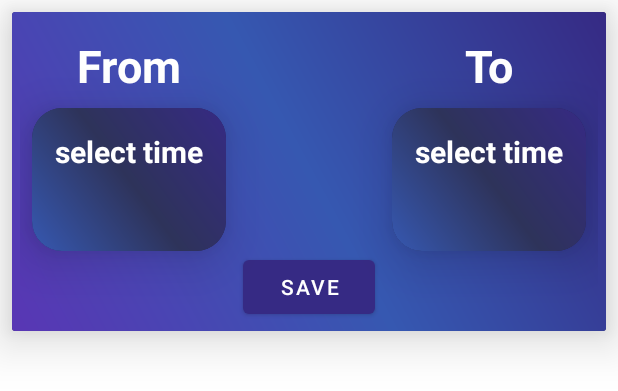
After one commit to Amon3m/WeatherVue-, an Android app: the layout alert_dialog.xml on its own in the app's theme, with its tools: preview values and no code run, on a phone screen of 412 x 824 dp. The commit adds this screen. Shown: the top 391 px of the screen. Run offline under Robolectric (Android 15) with nearby library versions, the phone set to English and light mode, and no system bars.

Commit message:
make part of alerts and make testing

```diff
--- a/app/src/main/java/com/m3/weathervue/favorites/viewmodel/FavoritesViewModel.kt
+++ b/app/src/main/java/com/m3/weathervue/favorites/viewmodel/FavoritesViewModel.kt
@@ -37,7 +37,7 @@ class FavoritesViewModel(private val repoInterface: RepoInterface) : ViewModel()
     init {
         getFavLocations()    }
 
-    private fun getFavLocations() {
+     fun getFavLocations() {
         viewModelScope.launch(Dispatchers.IO) {
             repoInterface.getFavoritesFromDatabase().collect {
                 _favLocations.emit(it)
--- a/app/src/main/java/com/m3/weathervue/model/Repository.kt
+++ b/app/src/main/java/com/m3/weathervue/model/Repository.kt
@@ -3,11 +3,12 @@ package com.m3.weathervue.model
 
 import com.example.productsmvvm.network.RemoteSource
 import com.m3.weathervue.database.ConcreteLocalSource
+import com.m3.weathervue.database.LocalSource
 import kotlinx.coroutines.flow.*
 
 
 class Repository private constructor(
-    var remoteSource: RemoteSource,var concreteLocalSource: ConcreteLocalSource
+    var remoteSource: RemoteSource,var concreteLocalSource: LocalSource
 ) : RepoInterface {
 
 
@@ -15,7 +16,7 @@ class Repository private constructor(
         private var instance: Repository? = null
         fun getInstance(
             remoteSource: RemoteSource,
-            concreteLocalSource: ConcreteLocalSource
+            concreteLocalSource: LocalSource
         ): Repository {
             return instance ?: synchronized(this) {
                 val temp = Repository(remoteSource, concreteLocalSource)
--- /dev/null
+++ b/app/src/main/res/layout/alert_dialog.xml
@@ -0,0 +1,175 @@
+<?xml version="1.0" encoding="utf-8"?>
+
+
+    <androidx.cardview.widget.CardView
+        android:id="@+id/card"
+        xmlns:android="http://schemas.android.com/apk/res/android"
+        xmlns:app="http://schemas.android.com/apk/res-auto"
+        xmlns:tools="http://schemas.android.com/tools"
+        android:layout_width="match_parent"
+        android:layout_height="wrap_content"
+        android:layout_margin="8dp"
+        app:cardBackgroundColor="@color/colorPrimaryVariant"
+
+        app:cardElevation="20dp"
+        app:layout_constraintEnd_toEndOf="parent"
+        app:layout_constraintStart_toStartOf="parent"
+        app:layout_constraintTop_toTopOf="parent">
+
+        <androidx.constraintlayout.widget.ConstraintLayout
+            android:layout_width="match_parent"
+            android:layout_height="wrap_content"
+            android:background="@drawable/linear_background"
+
+            android:padding="5dp">
+
+            <androidx.cardview.widget.CardView
+                android:id="@+id/from_card"
+                android:layout_width="wrap_content"
+                android:layout_height="wrap_content"
+                android:layout_margin="8dp"
+                app:cardBackgroundColor="@color/colorPrimaryVariant"
+                app:cardCornerRadius="20dp"
+                app:cardElevation="20dp"
+                app:layout_constraintStart_toStartOf="parent"
+                app:layout_constraintTop_toBottomOf="@+id/textView3">
+
+                <androidx.constraintlayout.widget.ConstraintLayout
+                    android:layout_width="wrap_content"
+                    android:layout_height="wrap_content"
+                    android:background="@drawable/linear_background2"
+
+                    android:padding="5dp">
+
+                    <TextView
+                        android:id="@+id/from_time"
+                        android:layout_width="wrap_content"
+                        android:layout_height="wrap_content"
+                        android:layout_margin="10dp"
+                        android:text="@string/select_time"
+                        android:textColor="@color/white"
+                        android:textSize="20sp"
+                        android:textStyle="bold"
+                        app:layout_constraintEnd_toEndOf="parent"
+                        app:layout_constraintStart_toStartOf="parent"
+                        app:layout_constraintTop_toTopOf="parent" />
+
+                    <TextView
+                        android:id="@+id/from_date"
+                        android:layout_width="wrap_content"
+                        android:layout_height="wrap_content"
+                        android:layout_margin="10dp"
+
+                        android:layout_marginStart="10dp"
+                        android:layout_marginTop="15dp"
+                        android:layout_marginEnd="10dp"
+                        android:layout_marginBottom="5dp"
+                        android:textColor="@color/white"
+                        android:textSize="20sp"
+                        android:textStyle="bold"
+                        app:layout_constraintBottom_toBottomOf="parent"
+                        app:layout_constraintEnd_toEndOf="parent"
+                        app:layout_constraintStart_toStartOf="parent"
+                        app:layout_constraintTop_toBottomOf="@+id/from_time" />
+
+
+                </androidx.constraintlayout.widget.ConstraintLayout>
+
+            </androidx.cardview.widget.CardView>
+
+            <TextView
+                android:id="@+id/textView3"
+                android:layout_width="wrap_content"
+                android:layout_height="wrap_content"
+
+                android:layout_margin="10dp"
+                android:text="@string/from"
+                android:textColor="@color/white"
+                android:textSize="30sp"
+                android:textStyle="bold"
+                app:layout_constraintEnd_toEndOf="@+id/from_card"
+                app:layout_constraintStart_toStartOf="@+id/from_card"
+                app:layout_constraintTop_toTopOf="parent" />
+
+            <TextView
+                android:id="@+id/textView2"
+                android:layout_width="wrap_content"
+                android:layout_height="wrap_content"
+                android:layout_margin="10dp"
+                android:layout_marginTop="20dp"
+                android:text="@string/to"
+                android:textColor="@color/white"
+                android:textSize="30sp"
+                android:textStyle="bold"
+                app:layout_constraintEnd_toEndOf="@+id/to_card"
+                app:layout_constraintStart_toStartOf="@+id/to_card"
+                app:layout_constraintTop_toTopOf="parent" />
+
+            <androidx.cardview.widget.CardView
+                android:id="@+id/to_card"
+                android:layout_width="wrap_content"
+                android:layout_height="wrap_content"
+                android:layout_margin="8dp"
+                app:cardBackgroundColor="@color/colorPrimaryVariant"
+                app:cardCornerRadius="20dp"
+                app:cardElevation="20dp"
+                app:layout_constraintEnd_toEndOf="parent"
+                app:layout_constraintTop_toBottomOf="@+id/textView2">
+
+                <androidx.constraintlayout.widget.ConstraintLayout
+                    android:layout_width="wrap_content"
+                    android:layout_height="wrap_content"
+                    android:background="@drawable/linear_background2"
+
+                    android:padding="5dp">
+
+                    <TextView
+                        android:id="@+id/to_time"
+                        android:layout_width="wrap_content"
+                        android:layout_height="wrap_content"
+                        android:layout_margin="10dp"
+                        android:text="@string/select_time"
+                        android:textColor="@color/white"
+                        android:textSize="20sp"
+                        android:textStyle="bold"
+                        app:layout_constraintEnd_toEndOf="parent"
+                        app:layout_constraintStart_toStartOf="parent"
+                        app:layout_constraintTop_toTopOf="parent" />
+
+                    <TextView
+                        android:id="@+id/to_date"
+                        android:layout_width="wrap_content"
+                        android:layout_height="wrap_content"
+                        android:layout_margin="10dp"
+
+                        android:layout_marginStart="10dp"
+                        android:layout_marginTop="15dp"
+                        android:layout_marginEnd="10dp"
+                        android:layout_marginBottom="5dp"
+                        android:text=" "
+                        android:textColor="@color/white"
+                        android:textSize="20sp"
+                        android:textStyle="bold"
+                        app:layout_constraintBottom_toBottomOf="parent"
+                        app:layout_constraintEnd_toEndOf="parent"
+                        app:layout_constraintStart_toStartOf="parent"
+                        app:layout_constraintTop_toBottomOf="@+id/to_time" />
+
+
+                </androidx.constraintlayout.widget.ConstraintLayout>
+
+            </androidx.cardview.widget.CardView>
+
+            <Button
+                android:id="@+id/save_button"
+                android:layout_width="wrap_content"
+                android:layout_height="wrap_content"
+                android:text="@string/save"
+                app:layout_constraintBottom_toBottomOf="parent"
+                app:layout_constraintEnd_toEndOf="@+id/to_card"
+                app:layout_constraintStart_toStartOf="@+id/from_card"
+                app:layout_constraintTop_toBottomOf="@+id/from_card" />
+
+        </androidx.constraintlayout.widget.ConstraintLayout>
+
+    </androidx.cardview.widget.CardView>
--- a/app/src/main/res/navigation/nav_graph.xml
+++ b/app/src/main/res/navigation/nav_graph.xml
@@ -49,7 +49,7 @@
     </fragment>
     <fragment
         android:id="@+id/alertsFragment"
-        android:name="com.m3.weathervue.alerts.AlertsFragment"
+        android:name="com.m3.weathervue.alerts.view.AlertsFragment"
         android:label="Alerts"
         tools:layout="@layout/fragment_alerts" />
     <fragment
--- a/app/src/main/res/values/strings.xml
+++ b/app/src/main/res/values/strings.xml
@@ -44,5 +44,7 @@
     <string name="map_dialog">Are you sure you want to select this location?</string>
     <string name="no">No</string>
     <string name="yes">Yes</string>
+    <string name="save">save</string>
+    <string name="select_time">select time</string>
 
 </resources>
```
Also changed, not shown: app/build.gradle (+25 -0 lines), app/src/main/java/com/m3/weathervue/alerts/AlertsFragment.kt (deleted, +0 -26 lines), app/src/main/java/com/m3/weathervue/alerts/view/AlertsFragment.kt (added, +140 -0 lines), 6 other files.
